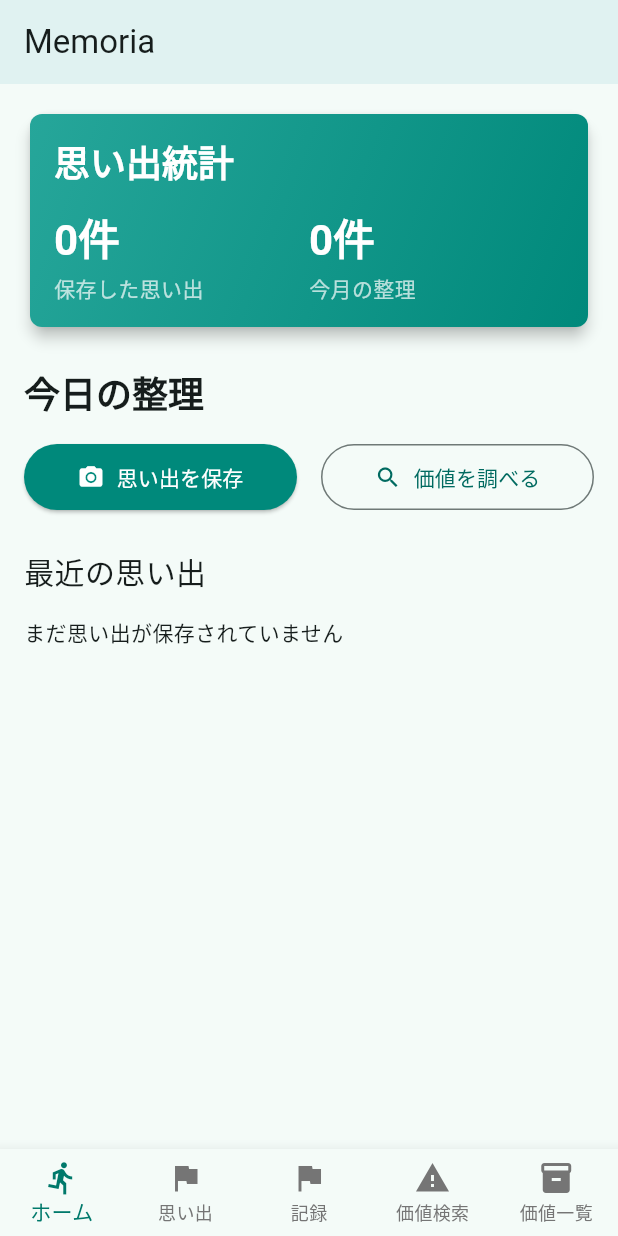
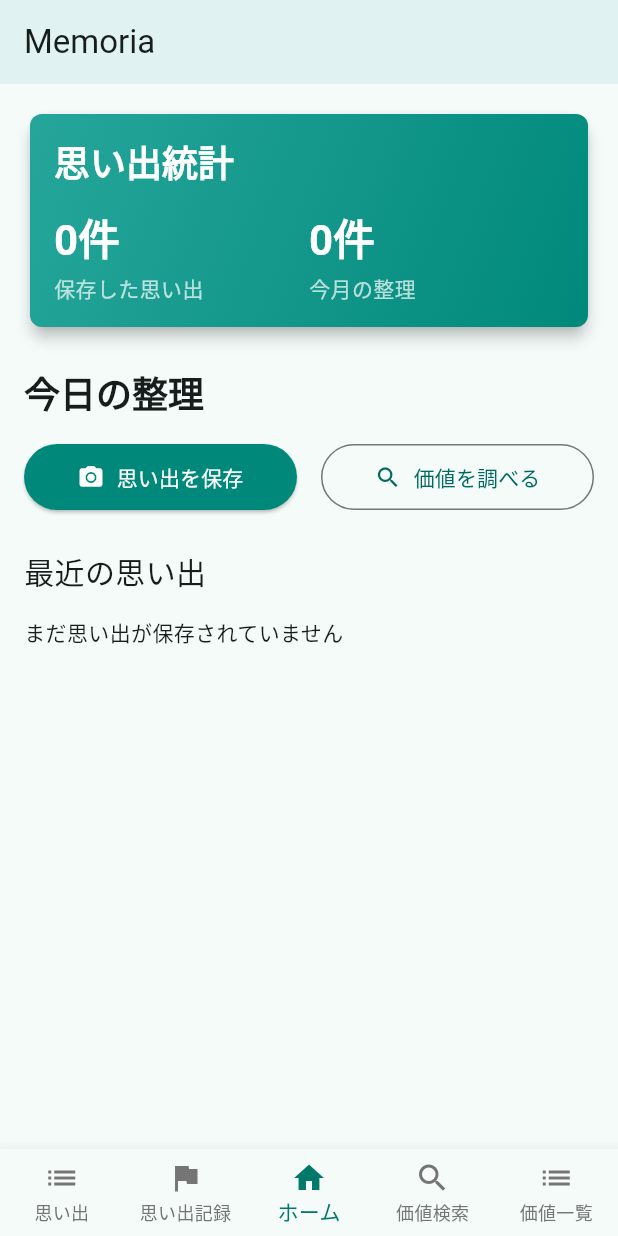
Before and after one commit to team-nup/2025-katazuke-frontend-app-ai-agent-hackathon, a Flutter app: the screen it shows after launch, on a phone screen of 412 x 824 dp. Run offline on Flutter 3.47's test engine with Material 3 defaults, Android fonts, the phone set to English and light mode, and no system bars; our stand-ins replace image_picker, sqflite; accounts and stored records are empty.

Commit message:
ボトムナビゲータの遷移順番変更

```diff
--- a/lib/features/screen/main/main_screen.dart
+++ b/lib/features/screen/main/main_screen.dart
@@ -13,12 +13,12 @@ class MainScreen extends StatefulWidget {
 }
 
 class _MainScreenState extends State<MainScreen> {
-  int _currentIndex = 0;
+  int _currentIndex = 2;
 
   final List<Widget> _pages = [
-    const HomeContainer(),
     const MemoryListContainer(),
     const RecordCreateContainer(),
+    const HomeContainer(),
     const ValueSearchCreateContainer(),
     const ValueListContainer(),
   ];
@@ -39,23 +39,23 @@ class _MainScreenState extends State<MainScreen> {
         unselectedItemColor: Colors.grey.shade600,
         items: const [
           BottomNavigationBarItem(
-            icon: Icon(Icons.directions_run),
-            label: 'ホーム',
-          ),
-          BottomNavigationBarItem(
-            icon: Icon(Icons.flag),
+            icon: Icon(Icons.list),
             label: '思い出',
           ),
           BottomNavigationBarItem(
             icon: Icon(Icons.flag),
-            label: '記録',
+            label: '思い出記録',
           ),
           BottomNavigationBarItem(
-            icon: Icon(Icons.warning),
+            icon: Icon(Icons.home),
+            label: 'ホーム',
+          ),
+          BottomNavigationBarItem(
+            icon: Icon(Icons.search),
             label: '価値検索',
           ),
           BottomNavigationBarItem(
-            icon: Icon(Icons.inventory),
+            icon: Icon(Icons.list),
             label: '価値一覧',
           ),
         ],
```
